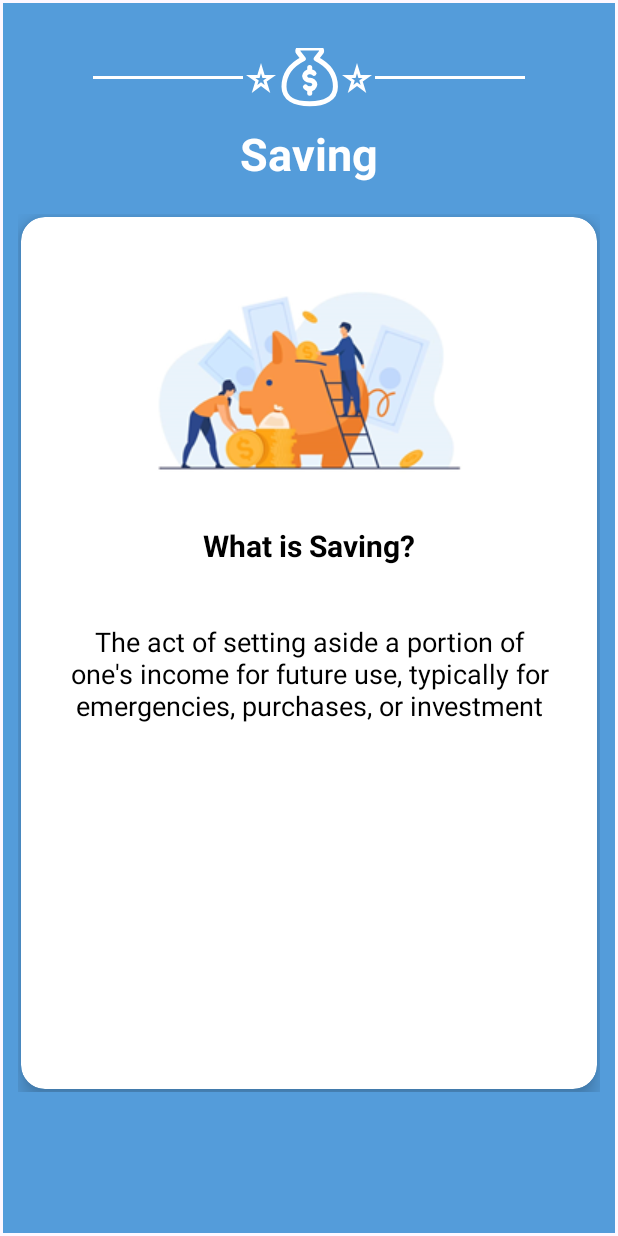
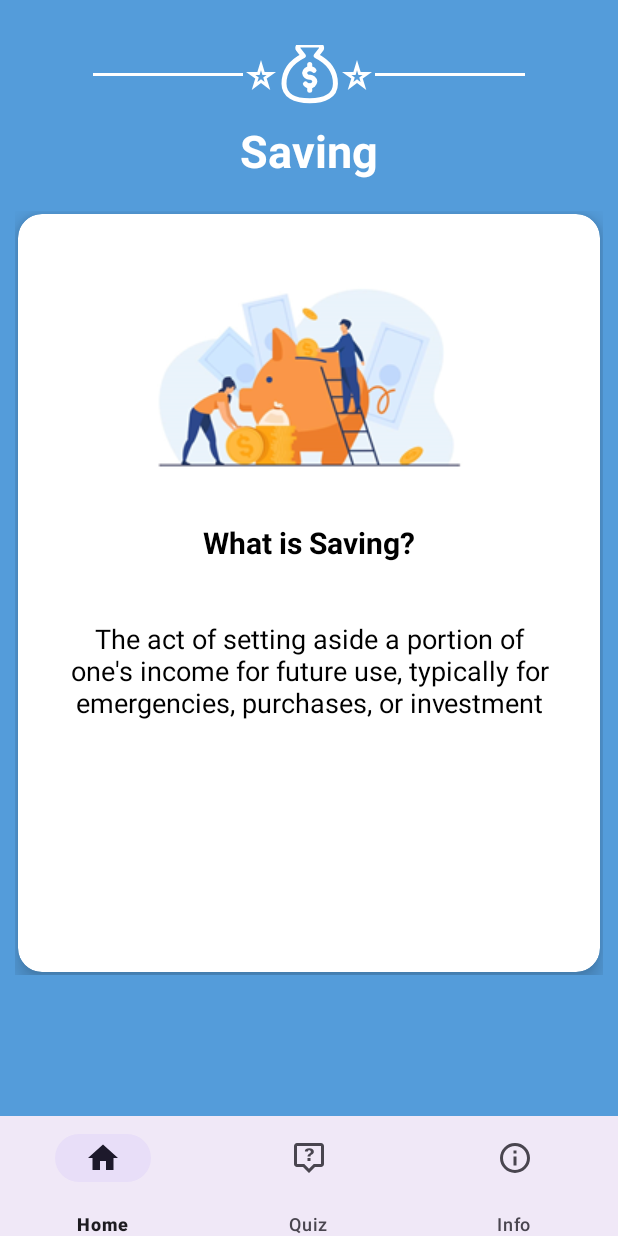
Before and after one commit to samueljuma/Financial-Literacy-101, an Android app: the SavingFragment screen opened through its navigation route, on a phone screen of 412 x 824 dp. Run offline under Robolectric (Android 15) with nearby library versions, the phone set to English and light mode, and no system bars; our stand-ins replace data binding.

Commit message:
polishs ui-savingFragment

```diff
--- a/app/src/main/java/com/sjcreatives/financialliteracy101/ui/saving/SavingFragment.kt
+++ b/app/src/main/java/com/sjcreatives/financialliteracy101/ui/saving/SavingFragment.kt
@@ -5,7 +5,9 @@ import androidx.fragment.app.Fragment
 import android.view.LayoutInflater
 import android.view.View
 import android.view.ViewGroup
+import androidx.navigation.fragment.findNavController
 import androidx.viewpager2.widget.ViewPager2
+import com.google.android.material.bottomnavigation.BottomNavigationView
 import com.google.android.material.tabs.TabLayoutMediator
 import com.sjcreatives.financialliteracy101.R
 import com.sjcreatives.financialliteracy101.data.models.SavingItem
@@ -19,6 +21,7 @@ class SavingFragment : Fragment() {
     private lateinit var viewPager: ViewPager2
     private lateinit var savingItemAdapter: SavingItemAdapter
 
+    private lateinit var bottomNavigationView: BottomNavigationView
     override fun onCreateView(
         inflater: LayoutInflater, container: ViewGroup?,
         savedInstanceState: Bundle?
@@ -41,6 +44,21 @@ class SavingFragment : Fragment() {
         )
         savingItemAdapter.submitList(savingCards)
 
+        bottomNavigationView = binding.bottomNavigation
+
+        bottomNavigationView.setOnItemSelectedListener { item ->
+            when(item.itemId){
+                R.id.homeFragment -> {
+                    this.findNavController().navigate(
+                        SavingFragmentDirections.actionSavingFragmentToHomeFragment()
+                    )
+                    true
+                }
+
+                else -> false
+            }
+        }
+
         return binding.root
     }
 
--- /dev/null
+++ b/app/src/main/res/drawable/home.xml
@@ -0,0 +1 @@
+<!-- drawable/home.xml --><vector xmlns:android="http://schemas.android.com/apk/res/android" android:height="24dp" android:width="24dp" android:viewportWidth="24" android:viewportHeight="24"><path android:fillColor="#000000" android:pathData="M10,20V14H14V20H19V12H22L12,3L2,12H5V20H10Z" /></vector>
--- /dev/null
+++ b/app/src/main/res/drawable/info.xml
@@ -0,0 +1,9 @@
+<!-- drawable/information_outline.xml -->
+<vector xmlns:android="http://schemas.android.com/apk/res/android"
+    android:height="24dp"
+    android:width="24dp"
+    android:viewportWidth="24"
+    android:viewportHeight="24">
+    <path android:fillColor="#000000"
+        android:pathData="M11,9H13V7H11M12,20C7.59,20 4,16.41 4,12C4,7.59 7.59,4 12,4C16.41,4 20,7.59 20,12C20,16.41 16.41,20 12,20M12,2A10,10 0 0,0 2,12A10,10 0 0,0 12,22A10,10 0 0,0 22,12A10,10 0 0,0 12,2M11,17H13V11H11V17Z" />
+</vector>
--- /dev/null
+++ b/app/src/main/res/drawable/quiz.xml
@@ -0,0 +1 @@
+<!-- drawable/tooltip_question_outline.xml --><vector xmlns:android="http://schemas.android.com/apk/res/android" android:height="24dp" android:width="24dp" android:viewportWidth="24" android:viewportHeight="24"><path android:fillColor="#000000" android:pathData="M20 2H4C3.47 2 2.96 2.21 2.59 2.59C2.21 2.96 2 3.47 2 4V16C2 16.53 2.21 17.04 2.59 17.41C2.96 17.79 3.47 18 4 18H8L12 22L16 18H20C20.53 18 21.04 17.79 21.41 17.41S22 16.53 22 16V4C22 3.47 21.79 2.96 21.41 2.59C21.04 2.21 20.53 2 20 2M4 16V4H20V16H15.17L12 19.17L8.83 16M10.05 6.04C10.59 5.68 11.3 5.5 12.19 5.5C13.13 5.5 13.88 5.71 14.42 6.12C14.96 6.54 15.23 7.1 15.23 7.8C15.23 8.24 15.08 8.63 14.79 9C14.5 9.36 14.12 9.64 13.66 9.85C13.4 10 13.23 10.15 13.14 10.32C13.05 10.5 13 10.72 13 11H11C11 10.5 11.1 10.16 11.29 9.92C11.5 9.68 11.84 9.4 12.36 9.08C12.62 8.94 12.83 8.76 13 8.54C13.14 8.33 13.22 8.08 13.22 7.8C13.22 7.5 13.13 7.28 12.95 7.11C12.77 6.93 12.5 6.85 12.19 6.85C11.92 6.85 11.7 6.92 11.5 7.06C11.34 7.2 11.24 7.41 11.24 7.69H9.27C9.22 7 9.5 6.4 10.05 6.04M11 14V12H13V14Z" /></vector>
--- a/app/src/main/res/layout/activity_main.xml
+++ b/app/src/main/res/layout/activity_main.xml
@@ -8,7 +8,6 @@
         android:id="@+id/activity_container"
         android:layout_width="match_parent"
         android:layout_height="match_parent"
-        android:layout_margin="2dp"
         tools:context=".ui.main.MainActivity">
 
         <androidx.fragment.app.FragmentContainerView
--- a/app/src/main/res/layout/fragment_saving.xml
+++ b/app/src/main/res/layout/fragment_saving.xml
@@ -95,5 +95,12 @@
         </androidx.core.widget.NestedScrollView>
 
 
+        <com.google.android.material.bottomnavigation.BottomNavigationView
+            android:id="@+id/bottom_navigation"
+            android:layout_width="match_parent"
+            android:layout_height="wrap_content"
+            android:background="?attr/colorSurface"
+            app:menu="@menu/bottom_navigation_menu"
+            app:labelVisibilityMode="labeled"/>
     </LinearLayout>
 </layout>
--- a/app/src/main/res/layout/savings_card_item.xml
+++ b/app/src/main/res/layout/savings_card_item.xml
@@ -13,6 +13,7 @@
         android:layout_height="match_parent">
         <androidx.cardview.widget.CardView
             android:paddingBottom="40dp"
+            android:background="?attr/colorSurface"
             android:layout_width="match_parent"
             android:layout_height="match_parent"
             app:cardElevation="8dp"
--- /dev/null
+++ b/app/src/main/res/menu/bottom_navigation_menu.xml
@@ -0,0 +1,16 @@
+<?xml version="1.0" encoding="utf-8"?>
+<menu xmlns:android="http://schemas.android.com/apk/res/android">
+
+    <item
+        android:id="@+id/homeFragment"
+        android:icon="@drawable/home"
+        android:title="@string/title_home"/>
+    <item
+        android:id="@+id/savingFragment"
+        android:icon="@drawable/quiz"
+        android:title="Quiz"/>
+    <item
+        android:id="@+id/investingFragment"
+        android:icon="@drawable/info"
+        android:title="Info"/>
+</menu>
--- a/app/src/main/res/navigation/nav_graph.xml
+++ b/app/src/main/res/navigation/nav_graph.xml
@@ -37,6 +37,9 @@
         android:name="com.sjcreatives.financialliteracy101.ui.saving.SavingFragment"
         android:label="SavingFragment"
         tools:layout="@layout/fragment_saving">
+        <action
+            android:id="@+id/action_savingFragment_to_homeFragment"
+            app:destination="@id/homeFragment" />
     </fragment>
     <fragment
         android:id="@+id/investingFragment"
--- a/app/src/main/res/values/strings.xml
+++ b/app/src/main/res/values/strings.xml
@@ -9,4 +9,5 @@
         one\'s income for future use, typically for emergencies,
         purchases, or investment</string>
     <string name="saving_title1">What is Saving?</string>
+    <string name="title_home">Home</string>
 </resources>
```
